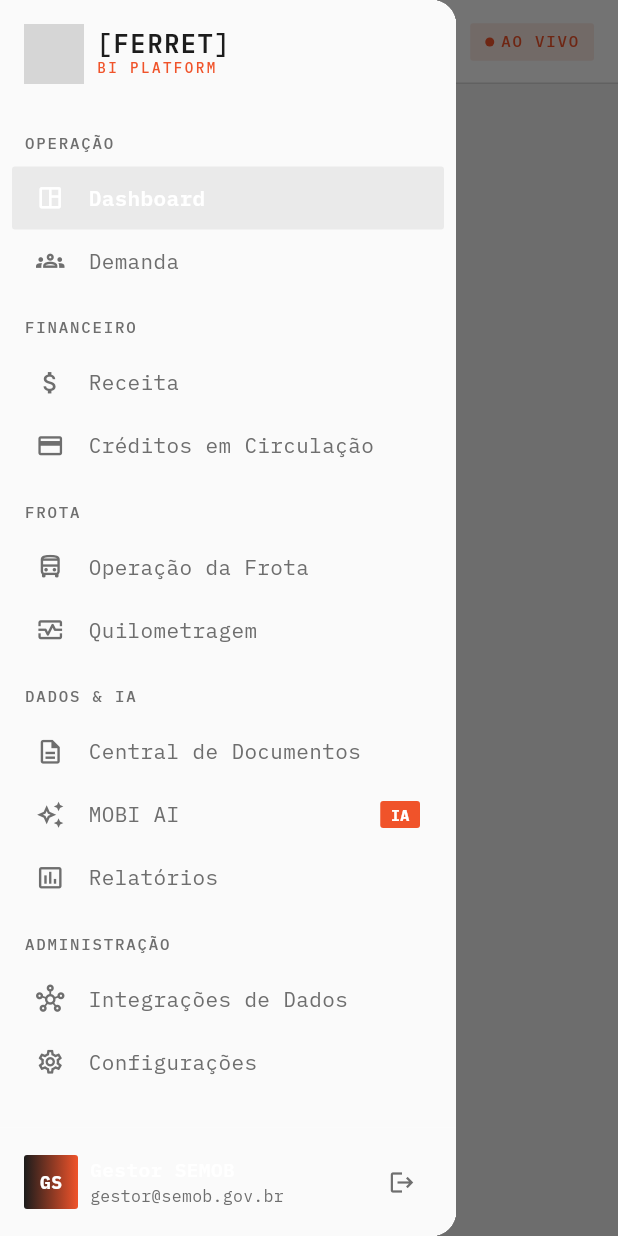
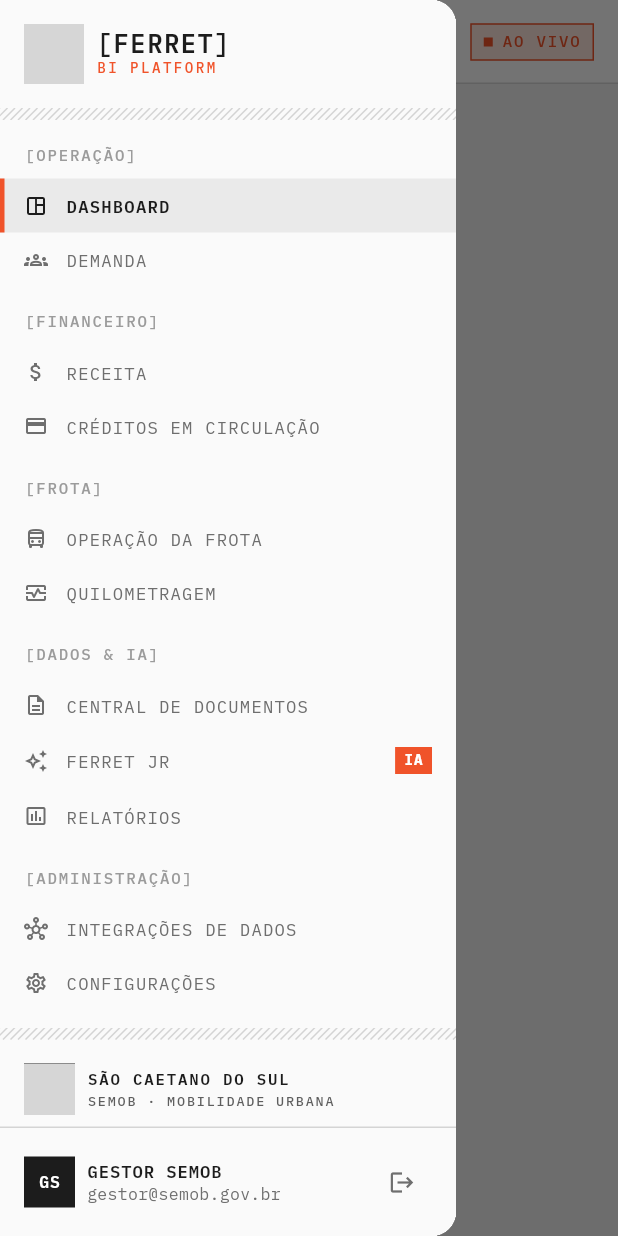
Before and after one commit to PiSemob/PI_SEMOB, a Flutter app: the AppShell screen opened directly with empty values, with the side drawer open, on a phone screen of 412 x 824 dp. Run offline on Flutter 3.47's test engine with Material 3 defaults, Android fonts, the phone set to English and light mode, and no system bars; our stand-ins replace fl_chart, flutter_riverpod, go_router; grey boxes are pictures that could not be loaded.

Commit message:
feat(front): adiciona menu lateral encolhível e renomeia o assistente para Ferret Jr

```diff
--- a/front/lib/core/router/app_router.dart
+++ b/front/lib/core/router/app_router.dart
@@ -15,7 +15,7 @@ import '../../features/receita/pages/receita_page.dart';
 import '../../features/relatorios/pages/relatorios_page.dart';
 import '../../shared/widgets/app_shell.dart';
 
-/// Rotas do MOBI.AI. Sem guard de autenticacao: o login e apenas visual.
+/// Rotas do Ferret. Sem guard de autenticacao: o login e apenas visual.
 final GoRouter appRouter = GoRouter(
   initialLocation: '/login',
   routes: <RouteBase>[
--- a/front/lib/features/assistente/pages/assistente_page.dart
+++ b/front/lib/features/assistente/pages/assistente_page.dart
@@ -124,7 +124,7 @@ class _CabecalhoAgente extends StatelessWidget {
               crossAxisAlignment: CrossAxisAlignment.start,
               mainAxisSize: MainAxisSize.min,
               children: <Widget>[
-                Text('MOBI AI', style: AppTextStyles.section),
+                Text('FERRET JR', style: AppTextStyles.section),
                 Text(
                   'Conectado · Dados operacionais de 15/09/2026',
                   maxLines: 1,
@@ -222,7 +222,7 @@ class _Sugestoes extends StatelessWidget {
               const Icon(Icons.smart_toy_outlined,
                   size: 40, color: AppColors.primary),
               const SizedBox(height: AppSpacing.sm),
-              const Text('Assistente Ferret', style: AppTextStyles.title),
+              const Text('Ferret Jr', style: AppTextStyles.title),
               const Text(
                 'Pergunte sobre demanda, receita, frota ou quilometragem.',
                 style: AppTextStyles.caption,
--- a/front/lib/features/integracoes/pages/integracoes_page.dart
+++ b/front/lib/features/integracoes/pages/integracoes_page.dart
@@ -194,7 +194,7 @@ class _Arquitetura extends StatelessWidget {
         'Geração de Dashboards',
       ]
     ),
-    ('SAÍDAS', <String>['Dashboard BI', 'Alertas', 'Relatórios IA', 'MOBI AI']),
+    ('SAÍDAS', <String>['Dashboard BI', 'Alertas', 'Relatórios IA', 'Ferret Jr']),
   ];
 
   @override
--- a/front/lib/shared/widgets/app_shell.dart
+++ b/front/lib/shared/widgets/app_shell.dart
@@ -86,10 +86,10 @@ const List<NavItem> navItems = <NavItem>[
   ),
   NavItem(
     rota: '/assistente',
-    label: 'MOBI AI',
+    label: 'Ferret Jr',
     icone: Icons.auto_awesome_outlined,
     grupo: 'DADOS & IA',
-    titulo: 'MOBI AI',
+    titulo: 'Ferret Jr',
     subtitulo: 'Assistente inteligente da operação',
     badge: 'IA',
   ),
@@ -119,6 +119,15 @@ const List<NavItem> navItems = <NavItem>[
   ),
 ];
 
+const double _larguraAberta = 264;
+const double _larguraEncolhida = 64;
+const Duration _duracaoMenu = Duration(milliseconds: 160);
+
+/// Verdadeiro quando a barra lateral está fixada aberta. Falso quando está
+/// encolhida (só os ícones) e abre apenas enquanto o mouse está em cima.
+final StateProvider<bool> sidebarFixaProvider =
+    StateProvider<bool>((ref) => true);
+
 class AppShell extends ConsumerWidget {
   const AppShell({super.key, required this.child, required this.rotaAtual});
 
@@ -137,17 +146,31 @@ class AppShell extends ConsumerWidget {
     final NavItem atual = navItems[_indice];
 
     if (largo) {
+      final bool fixa = ref.watch(sidebarFixaProvider);
       return Scaffold(
-        body: Row(
+        // A barra fica por cima do conteúdo. Encolhida, ela ocupa só a faixa
+        // dos ícones; ao abrir com o mouse, cobre parte da tela sem empurrar
+        // os gráficos.
+        body: Stack(
           children: <Widget>[
-            _Sidebar(indice: _indice),
-            Expanded(
+            AnimatedPadding(
+              duration: _duracaoMenu,
+              curve: Curves.easeOut,
+              padding: EdgeInsets.only(
+                left: fixa ? _larguraAberta : _larguraEncolhida,
+              ),
               child: Column(
                 children: <Widget>[
                   _Header(item: atual),
                   Expanded(child: child),
                 ],
               ),
+            ),
+            Positioned(
+              left: 0,
+              top: 0,
+              bottom: 0,
+              child: _Sidebar(indice: _indice),
             ),
           ],
         ),
@@ -175,14 +198,103 @@ class AppShell extends ConsumerWidget {
   }
 }
 
-class _Sidebar extends ConsumerWidget {
+class _Sidebar extends ConsumerStatefulWidget {
   const _Sidebar({required this.indice, this.dentroDoDrawer = false});
 
   final int indice;
   final bool dentroDoDrawer;
 
   @override
-  Widget build(BuildContext context, WidgetRef ref) {
+  ConsumerState<_Sidebar> createState() => _SidebarState();
+}
+
+class _SidebarState extends ConsumerState<_Sidebar> {
+  bool _mouseEmCima = false;
+
+  void _irPara(NavItem item) {
+    if (widget.dentroDoDrawer) Navigator.of(context).pop();
+    context.go(item.rota);
+  }
+
+  void _alternarFixa(bool fixa) {
+    ref.read(sidebarFixaProvider.notifier).state = !fixa;
+    // Ao encolher, fecha na hora, mesmo com o mouse ainda sobre o botão.
+    if (fixa) setState(() => _mouseEmCima = false);
+  }
+
+  @override
+  Widget build(BuildContext context) {
+    if (widget.dentroDoDrawer) {
+      return ColoredBox(color: AppColors.sidebar, child: _aberta(fixa: null));
+    }
+
+    final bool fixa = ref.watch(sidebarFixaProvider);
+    final bool aberta = fixa || _mouseEmCima;
+    final double largura = aberta ? _larguraAberta : _larguraEncolhida;
+
+    return MouseRegion(
+      onEnter: (_) => setState(() => _mouseEmCima = true),
+      onExit: (_) => setState(() => _mouseEmCima = false),
+      child: AnimatedContainer(
+        duration: _duracaoMenu,
+        curve: Curves.easeOut,
+        width: largura,
+        clipBehavior: Clip.hardEdge,
+        decoration: BoxDecoration(
+          color: AppColors.sidebar,
+          border: const Border(right: BorderSide(color: AppColors.border)),
+          // Sombra só quando a barra está aberta por cima do conteúdo.
+          boxShadow: aberta && !fixa
+              ? <BoxShadow>[
+                  BoxShadow(
+                    color: AppColors.ink.withValues(alpha: 0.12),
+                    blurRadius: 18,
+                    offset: const Offset(4, 0),
+                  ),
+                ]
+              : null,
+        ),
+        // O conteúdo é desenhado já na largura final e a barra o recorta
+        // enquanto anima. Sem isso, os textos quebrariam durante a animação.
+        child: OverflowBox(
+          alignment: Alignment.centerLeft,
+          minWidth: largura,
+          maxWidth: largura,
+          child: aberta ? _aberta(fixa: fixa) : _encolhida(),
+        ),
+      ),
+    );
+  }
+
+  /// Só o logo do Ferret e os ícones.
+  Widget _encolhida() {
+    return Column(
+      children: <Widget>[
+        const Padding(
+          padding: EdgeInsets.symmetric(vertical: AppSpacing.md),
+          child: AppLogo(compacto: true),
+        ),
+        const Hachura(),
+        Expanded(
+          child: ListView(
+            padding: const EdgeInsets.symmetric(vertical: AppSpacing.sm),
+            children: <Widget>[
+              for (int i = 0; i < navItems.length; i++)
+                _ItemNavIcone(
+                  item: navItems[i],
+                  selecionado: i == widget.indice,
+                  onTap: () => _irPara(navItems[i]),
+                ),
+            ],
+          ),
+        ),
+      ],
+    );
+  }
+
+  /// Barra completa. `fixa` nulo significa "dentro do menu do celular", onde
+  /// não há botão de encolher.
+  Widget _aberta({required bool? fixa}) {
     final String? usuario = ref.watch(sessaoProvider);
 
     final List<Widget> itens = <Widget>[];
@@ -200,9 +312,8 @@ class _Sidebar extends ConsumerWidget {
               AppSpacing.sm,
             ),
             child: Text(
-              n.grupo,
-              style:
-                  AppTextStyles.overline.copyWith(color: AppColors.sidebarText),
+              '[${n.grupo}]',
+              style: AppTextStyles.overline.copyWith(color: AppColors.textMuted),
             ),
           ),
         );
@@ -210,48 +321,79 @@ class _Sidebar extends ConsumerWidget {
       itens.add(
         _ItemNav(
           item: n,
-          selecionado: i == indice,
-          onTap: () {
-            if (dentroDoDrawer) Navigator.of(context).pop();
-            context.go(n.rota);
-          },
+          selecionado: i == widget.indice,
+          onTap: () => _irPara(n),
         ),
       );
     }
 
-    final Widget conteudo = Column(
+    return Column(
       crossAxisAlignment: CrossAxisAlignment.stretch,
       children: <Widget>[
-        const Padding(
-          padding: EdgeInsets.all(AppSpacing.md),
+        Padding(
+          padding: const EdgeInsets.fromLTRB(
+            AppSpacing.md,
+            AppSpacing.md,
+            AppSpacing.sm,
+            AppSpacing.md,
+          ),
+          child: Row(
+            children: <Widget>[
+              const Expanded(
+                child: Align(
+                  alignment: Alignment.centerLeft,
                   child: AppLogo(),
                 ),
+              ),
+              if (fixa != null)
+                IconButton(
+                  tooltip: fixa ? 'Encolher menu' : 'Fixar menu aberto',
+                  visualDensity: VisualDensity.compact,
+                  icon: Icon(
+                    fixa
+                        ? Icons.keyboard_double_arrow_left
+                        : Icons.push_pin_outlined,
+                    size: 18,
+                    color: AppColors.sidebarText,
+                  ),
+                  onPressed: () => _alternarFixa(fixa),
+                ),
+            ],
+          ),
+        ),
+        const Hachura(),
         Expanded(
           child: ListView(
             padding: const EdgeInsets.only(bottom: AppSpacing.md),
             children: itens,
           ),
         ),
-        const Divider(color: Colors.white12, height: 1),
+        const Hachura(),
+        const Padding(
+          padding: EdgeInsets.fromLTRB(
+            AppSpacing.md,
+            AppSpacing.md,
+            AppSpacing.md,
+            AppSpacing.sm,
+          ),
+          child: LogoScs(),
+        ),
+        const Divider(height: 1),
         Padding(
           padding: const EdgeInsets.all(AppSpacing.md),
           child: Row(
             children: <Widget>[
               Container(
-                height: 36,
-                width: 36,
+                height: 34,
+                width: 34,
                 alignment: Alignment.center,
-                decoration: BoxDecoration(
-                  gradient: const LinearGradient(
-                    colors: <Color>[AppColors.primary, AppColors.accent],
-                  ),
-                  borderRadius: BorderRadius.circular(AppSpacing.radiusSm),
-                ),
+                color: AppColors.ink,
                 child: const Text(
                   'GS',
                   style: TextStyle(
-                    fontSize: 12,
-                    fontWeight: FontWeight.w700,
+                    fontSize: 11,
+                    fontWeight: FontWeight.w600,
+                    letterSpacing: 0.5,
                     color: Colors.white,
                   ),
                 ),
@@ -263,11 +405,12 @@ class _Sidebar extends ConsumerWidget {
                   mainAxisSize: MainAxisSize.min,
                   children: <Widget>[
                     const Text(
-                      'Gestor SEMOB',
+                      'GESTOR SEMOB',
                       style: TextStyle(
-                        fontSize: 13,
+                        fontSize: 11.5,
                         fontWeight: FontWeight.w600,
-                        color: Colors.white,
+                        letterSpacing: 0.6,
+                        color: AppColors.textPrimary,
                       ),
                     ),
                     Text(
@@ -286,11 +429,46 @@ class _Sidebar extends ConsumerWidget {
         ),
       ],
     );
+  }
+}
 
-    if (dentroDoDrawer) {
-      return ColoredBox(color: AppColors.sidebar, child: conteudo);
-    }
-    return Container(width: 252, color: AppColors.sidebar, child: conteudo);
+/// Item do menu encolhido: só o ícone, com a mesma barra laranja de seleção.
+class _ItemNavIcone extends StatelessWidget {
+  const _ItemNavIcone({
+    required this.item,
+    required this.selecionado,
+    required this.onTap,
+  });
+
+  final NavItem item;
+  final bool selecionado;
+  final VoidCallback onTap;
+
+  @override
+  Widget build(BuildContext context) {
+    return Material(
+      color: selecionado ? AppColors.sidebarActive : Colors.transparent,
+      child: InkWell(
+        onTap: onTap,
+        child: Container(
+          height: 40,
+          alignment: Alignment.center,
+          decoration: BoxDecoration(
+            border: Border(
+              left: BorderSide(
+                width: 3,
+                color: selecionado ? AppColors.accent : Colors.transparent,
+              ),
+            ),
+          ),
+          child: Icon(
+            item.icone,
+            size: 18,
+            color: selecionado ? AppColors.textPrimary : AppColors.sidebarText,
+          ),
+        ),
+      ),
+    );
   }
 }
 
@@ -307,42 +485,42 @@ class _ItemNav extends StatelessWidget {
 
   @override
   Widget build(BuildContext context) {
-    final Color cor = selecionado ? Colors.white : AppColors.sidebarText;
+    final Color cor =
+        selecionado ? AppColors.textPrimary : AppColors.sidebarText;
 
-    return Padding(
-      padding: const EdgeInsets.symmetric(horizontal: AppSpacing.sm),
-      child: Material(
+    return Material(
       color: selecionado ? AppColors.sidebarActive : Colors.transparent,
-        borderRadius: BorderRadius.circular(AppSpacing.radiusSm),
       child: InkWell(
         onTap: onTap,
-          borderRadius: BorderRadius.circular(AppSpacing.radiusSm),
-          // Sem o overlay explicito, o hover padrao clareia o fundo escuro.
         overlayColor: WidgetStateProperty.resolveWith<Color?>(
           (Set<WidgetState> states) => states.isEmpty
               ? null
-                : (selecionado
-                    ? AppColors.sidebarActive
-                    : AppColors.sidebarHover),
+              : (selecionado ? AppColors.sidebarActive : AppColors.sidebarHover),
         ),
-          child: Padding(
-            padding: const EdgeInsets.symmetric(
-              horizontal: AppSpacing.md,
-              vertical: 11,
+        child: Container(
+          // A barra laranja à esquerda marca o item atual.
+          decoration: BoxDecoration(
+            border: Border(
+              left: BorderSide(
+                width: 3,
+                color: selecionado ? AppColors.accent : Colors.transparent,
               ),
+            ),
+          ),
+          padding: const EdgeInsets.fromLTRB(13, 10, AppSpacing.md, 10),
           child: Row(
             children: <Widget>[
-                Icon(item.icone, size: 19, color: cor),
-                const SizedBox(width: AppSpacing.md),
+              Icon(item.icone, size: 16, color: cor),
+              const SizedBox(width: 12),
               Expanded(
                 child: Text(
-                    item.label,
+                  item.label.toUpperCase(),
                   maxLines: 1,
                   overflow: TextOverflow.ellipsis,
                   style: TextStyle(
-                      fontSize: 14,
-                      fontWeight:
-                          selecionado ? FontWeight.w600 : FontWeight.w400,
+                    fontSize: 11.5,
+                    letterSpacing: 0.8,
+                    fontWeight: selecionado ? FontWeight.w600 : FontWeight.w400,
                     color: cor,
                   ),
                 ),
@@ -350,23 +528,19 @@ class _ItemNav extends StatelessWidget {
               if (item.badge != null)
                 Container(
                   padding:
-                        const EdgeInsets.symmetric(horizontal: 7, vertical: 2),
-                    decoration: BoxDecoration(
+                      const EdgeInsets.symmetric(horizontal: 6, vertical: 2),
                   color: AppColors.accent,
-                      borderRadius:
-                          BorderRadius.circular(AppSpacing.radiusPill),
-                    ),
                   child: Text(
                     item.badge!,
                     style: const TextStyle(
-                        fontSize: 10,
+                      fontSize: 9.5,
                       fontWeight: FontWeight.w700,
+                      letterSpacing: 0.6,
                       color: Colors.white,
                     ),
                   ),
                 ),
             ],
-            ),
           ),
         ),
       ),
@@ -378,6 +552,11 @@ class _Header extends StatelessWidget {
   const _Header({required this.item});
 
   final NavItem item;
+
+  /// 'DADOS & IA' vira 'Dados & ia': só a primeira letra fica maiúscula.
+  static String _capitalizar(String texto) => texto.isEmpty
+      ? texto
+      : texto[0].toUpperCase() + texto.substring(1).toLowerCase();
 
   @override
   Widget build(BuildContext context) {
@@ -392,9 +571,14 @@ class _Header extends StatelessWidget {
       ),
       child: Row(
         children: <Widget>[
+          // Caminho no estilo "Ferret/Operação/Dashboard", como em um terminal.
+          Text(
+            'Ferret/${_capitalizar(item.grupo)}/',
+            style: AppTextStyles.caption.copyWith(color: AppColors.textMuted),
+          ),
           Text(item.titulo, style: AppTextStyles.title),
           const SizedBox(width: AppSpacing.md),
-          Container(width: 1, height: 20, color: AppColors.border),
+          Container(width: 1, height: 18, color: AppColors.border),
           const SizedBox(width: AppSpacing.md),
           Expanded(
             child: Text(
@@ -441,23 +625,16 @@ class _BadgeAoVivo extends StatelessWidget {
   @override
   Widget build(BuildContext context) {
     return Container(
-      padding: const EdgeInsets.symmetric(horizontal: 10, vertical: 5),
+      padding: const EdgeInsets.symmetric(horizontal: 8, vertical: 4),
       decoration: BoxDecoration(
-        color: AppColors.accent.withValues(alpha: 0.12),
-        borderRadius: BorderRadius.circular(AppSpacing.radiusPill),
+        color: AppColors.accentSoft,
+        border: Border.all(color: AppColors.accent),
       ),
       child: Row(
         mainAxisSize: MainAxisSize.min,
         children: <Widget>[
-          Container(
-            height: 6,
-            width: 6,
-            decoration: const BoxDecoration(
-              color: AppColors.accent,
-              shape: BoxShape.circle,
-            ),
-          ),
-          const SizedBox(width: AppSpacing.xs),
+          Container(height: 6, width: 6, color: AppColors.accent),
+          const SizedBox(width: 6),
           Text(
             'AO VIVO',
             style: AppTextStyles.overline.copyWith(color: AppColors.accent),
```
Lines whose indentation alone changed are shown as unchanged.
